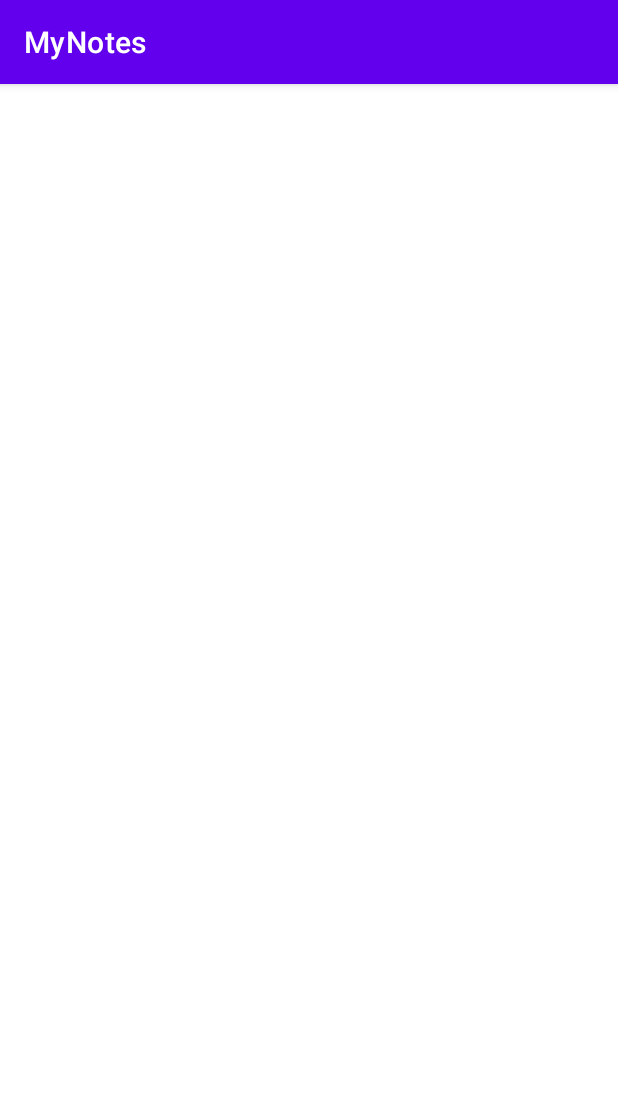
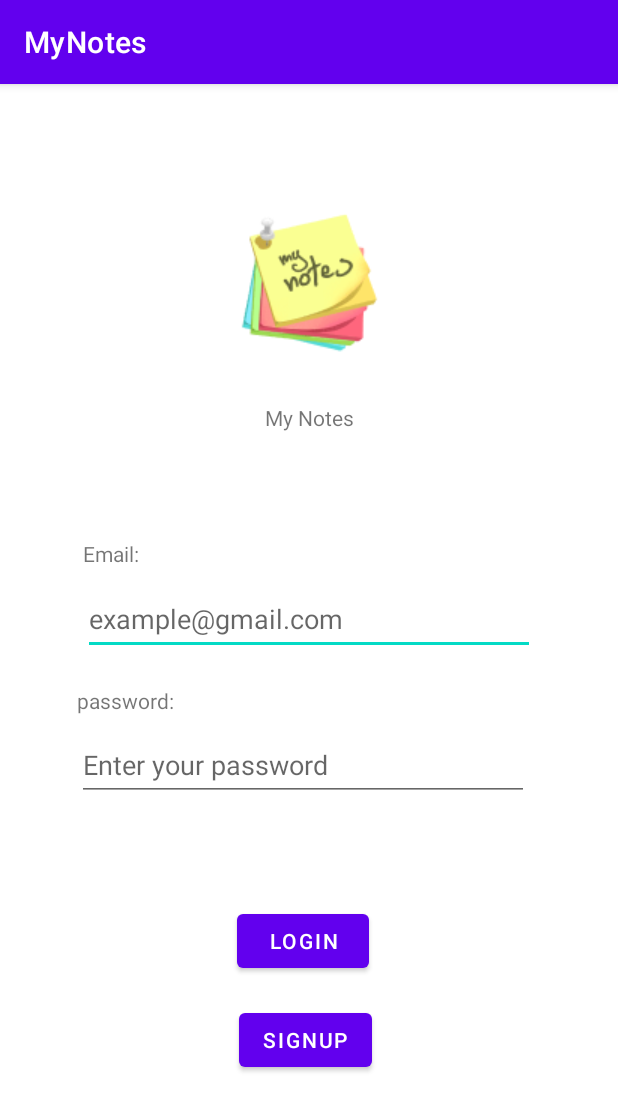
Before and after one commit to 20193663/MyNotes, an Android app: the screen it shows after launch (MainActivity), on a phone screen of 412 x 824 dp. Shown: the top 1111 px of the screen. Run offline under Robolectric (Android 15) with nearby library versions, the phone set to English and light mode, and no system bars.

Commit message:
add first deaf of login page

```diff
--- a/app/src/main/res/layout/activity_main.xml
+++ b/app/src/main/res/layout/activity_main.xml
@@ -4,4 +4,114 @@
     xmlns:tools="http://schemas.android.com/tools"
     android:layout_width="match_parent"
     android:layout_height="match_parent"
-    tools:context=".MainActivity"/>
+    tools:context=".MainActivity">
+
+    <ImageView
+        android:id="@+id/logo"
+        android:layout_width="wrap_content"
+        android:layout_height="wrap_content"
+        android:contentDescription="@string/logo"
+        app:layout_constraintBottom_toBottomOf="parent"
+        app:layout_constraintEnd_toEndOf="parent"
+        app:layout_constraintStart_toStartOf="parent"
+        app:layout_constraintTop_toTopOf="parent"
+        app:layout_constraintVertical_bias="0.119"
+        app:srcCompat="@drawable/logo"
+        tools:ignore="ImageContrastCheck" />
+
+    <TextView
+        android:id="@+id/appName"
+        android:layout_width="wrap_content"
+        android:layout_height="wrap_content"
+        android:text="@string/appName"
+        app:layout_constraintBottom_toBottomOf="parent"
+        app:layout_constraintEnd_toEndOf="parent"
+        app:layout_constraintStart_toStartOf="parent"
+        app:layout_constraintTop_toBottomOf="@+id/logo"
+        app:layout_constraintVertical_bias="0.052" />
+
+    <TextView
+        android:id="@+id/EmailAddressLabel"
+        android:layout_width="wrap_content"
+        android:layout_height="wrap_content"
+        android:layout_marginTop="68dp"
+        android:text="@string/EmailAddressLabel"
+        app:layout_constraintBottom_toBottomOf="parent"
+        app:layout_constraintEnd_toEndOf="parent"
+        app:layout_constraintHorizontal_bias="0.147"
+        app:layout_constraintStart_toStartOf="parent"
+        app:layout_constraintTop_toBottomOf="@+id/appName"
+        app:layout_constraintVertical_bias="0.007" />
+
+    <EditText
+        android:id="@+id/editTextTextEmailAddress"
+        android:layout_width="301dp"
+        android:layout_height="48dp"
+        android:layout_marginTop="8dp"
+        android:autofillHints=""
+        android:ems="10"
+        android:hint="@string/emailHint"
+        android:inputType="textEmailAddress"
+        app:layout_constraintBottom_toBottomOf="parent"
+        app:layout_constraintEnd_toEndOf="parent"
+        app:layout_constraintStart_toStartOf="parent"
+        app:layout_constraintTop_toBottomOf="@+id/EmailAddressLabel"
+        app:layout_constraintVertical_bias="0.005"
+        tools:ignore="Email" />
+
+    <TextView
+        android:id="@+id/passwordLabel"
+        android:layout_width="wrap_content"
+        android:layout_height="wrap_content"
+        android:layout_marginTop="68dp"
+        android:text="@string/passwordLable"
+        app:layout_constraintBottom_toBottomOf="parent"
+        app:layout_constraintEnd_toEndOf="parent"
+        app:layout_constraintHorizontal_bias="0.147"
+        app:layout_constraintStart_toStartOf="parent"
+        app:layout_constraintTop_toBottomOf="@+id/appName"
+        app:layout_constraintVertical_bias="0.226" />
+
+    <EditText
+        android:id="@+id/editTextpassword"
+        android:layout_width="301dp"
+        android:layout_height="48dp"
+        android:layout_marginTop="8dp"
+        android:autofillHints=""
+        android:ems="10"
+        android:hint="@string/passwordHint"
+        android:inputType="textPassword"
+        app:layout_constraintBottom_toBottomOf="parent"
+        app:layout_constraintEnd_toEndOf="parent"
+        app:layout_constraintHorizontal_bias="0.463"
+        app:layout_constraintStart_toStartOf="parent"
+        app:layout_constraintTop_toBottomOf="@+id/passwordLabel"
+        app:layout_constraintVertical_bias="0.005"
+        tools:ignore="password" />
+
+    <Button
+        android:id="@+id/LoginButton"
+        android:layout_width="wrap_content"
+        android:layout_height="wrap_content"
+        android:layout_marginTop="40dp"
+        android:text="@string/login"
+        app:layout_constraintBottom_toBottomOf="parent"
+        app:layout_constraintEnd_toEndOf="parent"
+        app:layout_constraintHorizontal_bias="0.488"
+        app:layout_constraintStart_toStartOf="parent"
+        app:layout_constraintTop_toBottomOf="@+id/editTextpassword"
+        app:layout_constraintVertical_bias="0.145" />
+
+    <Button
+        android:id="@+id/SignupButton"
+        android:layout_width="wrap_content"
+        android:layout_height="wrap_content"
+        android:text="@string/signup"
+        app:layout_constraintBottom_toBottomOf="parent"
+        app:layout_constraintEnd_toEndOf="parent"
+        app:layout_constraintHorizontal_bias="0.492"
+        app:layout_constraintStart_toStartOf="parent"
+        app:layout_constraintTop_toBottomOf="@+id/LoginButton"
+        app:layout_constraintVertical_bias="0.142" />
+
+</androidx.constraintlayout.widget.ConstraintLayout>
--- a/app/src/main/res/values/strings.xml
+++ b/app/src/main/res/values/strings.xml
@@ -1,3 +1,11 @@
 <resources>
     <string name="app_name">MyNotes</string>
+    <string name="appName">My Notes</string>
+    <string name="logo">"my notes logo "</string>
+    <string name="EmailAddressLabel">Email:</string>
+    <string name="emailHint">example@gmail.com</string>
+    <string name="passwordLable">password:</string>
+    <string name="passwordHint">Enter your password</string>
+    <string name="login">Login</string>
+    <string name="signup">Signup</string>
 </resources>
--- a/build.gradle
+++ b/build.gradle
@@ -9,6 +9,6 @@ buildscript {
     }
 }// Top-level build file where you can add configuration options common to all sub-projects/modules.
 plugins {
-    id 'com.android.application' version '7.4.2' apply false
-    id 'com.android.library' version '7.4.2' apply false
+    id 'com.android.application' version '8.0.1' apply false
+    id 'com.android.library' version '8.0.1' apply false
 }
--- a/gradle.properties
+++ b/gradle.properties
@@ -20,3 +20,5 @@ android.enableJetifier=true
 # resources declared in the library itself and none from the library's dependencies,
 # thereby reducing the size of the R class for that library
 android.nonTransitiveRClass=true
+android.defaults.buildfeatures.buildconfig=true
+android.nonFinalResIds=false
```
Also changed, not shown: app/src/main/res/drawable/logo.png (added), gradle/wrapper/gradle-wrapper.properties.
